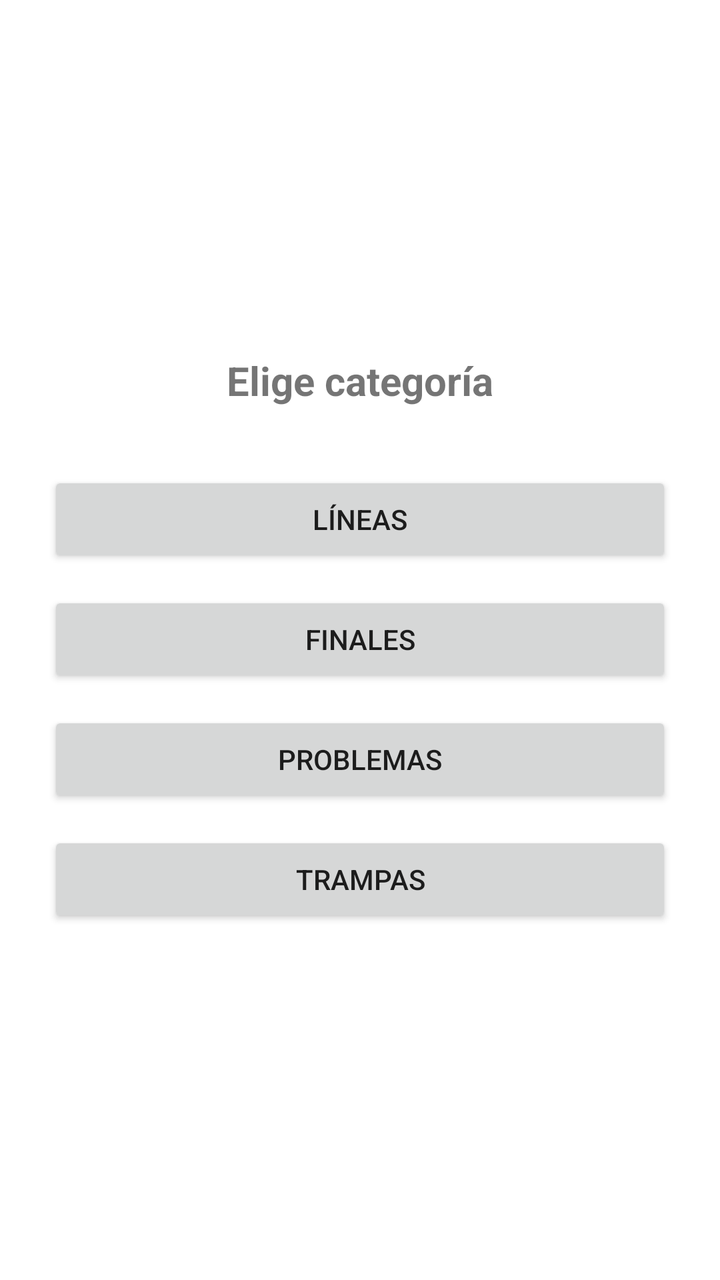
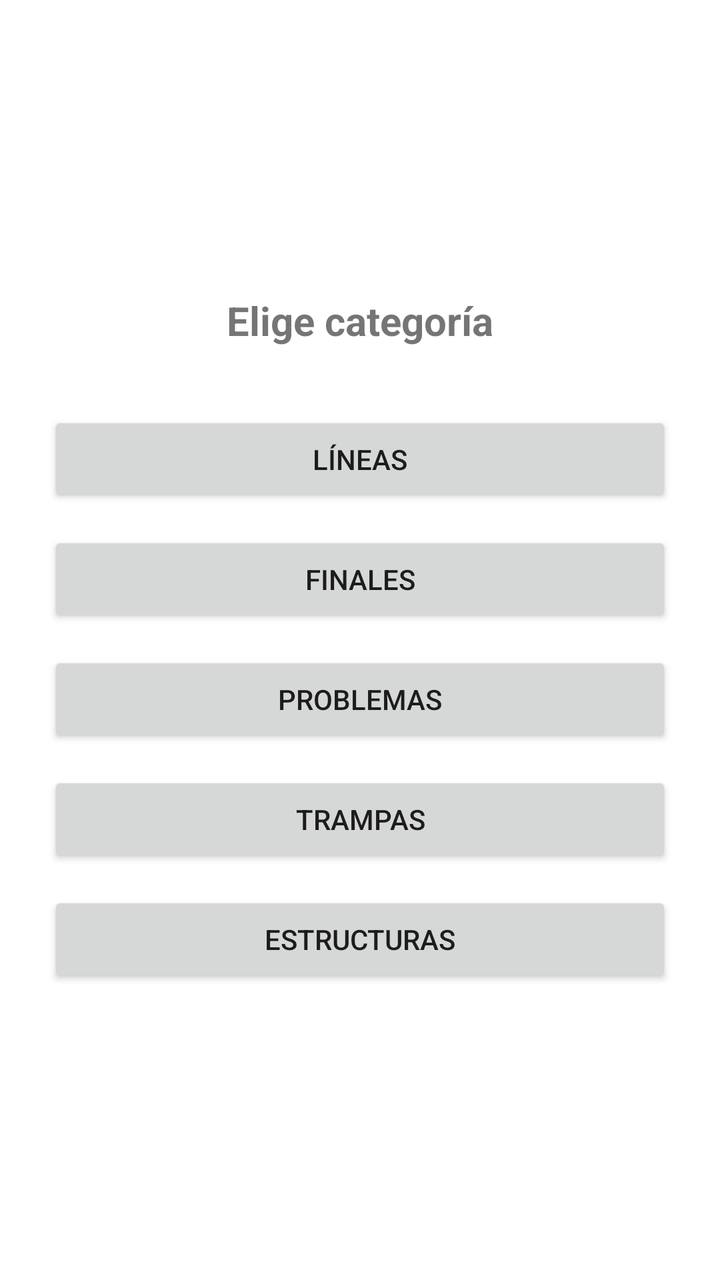

An Android layout rendered at two revisions. The XML below is the earlier revision; the diff shows what the commit changed to produce the second picture.
<!-- AndroidManifest.xml: application theme Theme.AperturasAjedrez -->
<!-- res/layout/activity_category_selector.xml -->
<androidx.constraintlayout.widget.ConstraintLayout xmlns:android="http://schemas.android.com/apk/res/android"
    xmlns:app="http://schemas.android.com/apk/res-auto"
    android:layout_width="match_parent"
    android:layout_height="match_parent"
    android:padding="24dp">

    <TextView
        android:id="@+id/categoryTitle"
        android:layout_width="wrap_content"
        android:layout_height="wrap_content"
        android:text="@string/category_title"
        android:textSize="20sp"
        android:textStyle="bold"
        app:layout_constraintTop_toTopOf="parent"
        app:layout_constraintStart_toStartOf="parent"
        app:layout_constraintEnd_toEndOf="parent"
        app:layout_constraintBottom_toTopOf="@id/categoryLinesButton"
        app:layout_constraintVertical_chainStyle="packed" />

    <Button
        android:id="@+id/categoryLinesButton"
        android:layout_width="0dp"
        android:layout_height="wrap_content"
        android:text="@string/category_lines"
        app:layout_constraintTop_toBottomOf="@id/categoryTitle"
        app:layout_constraintBottom_toTopOf="@id/categoryEndgamesButton"
        app:layout_constraintStart_toStartOf="parent"
        app:layout_constraintEnd_toEndOf="parent"
        android:layout_marginTop="32dp" />

    <Button
        android:id="@+id/categoryEndgamesButton"
        android:layout_width="0dp"
        android:layout_height="wrap_content"
        android:text="@string/category_endgames"
        app:layout_constraintTop_toBottomOf="@id/categoryLinesButton"
        app:layout_constraintBottom_toTopOf="@id/categoryProblemsButton"
        app:layout_constraintStart_toStartOf="parent"
        app:layout_constraintEnd_toEndOf="parent"
        android:layout_marginTop="12dp" />

    <Button
        android:id="@+id/categoryProblemsButton"
        android:layout_width="0dp"
        android:layout_height="wrap_content"
        android:text="@string/category_problems"
        app:layout_constraintTop_toBottomOf="@id/categoryEndgamesButton"
        app:layout_constraintBottom_toTopOf="@id/categoryTrampasButton"
        app:layout_constraintStart_toStartOf="parent"
        app:layout_constraintEnd_toEndOf="parent"
        android:layout_marginTop="12dp" />

    <Button
        android:id="@+id/categoryTrampasButton"
        android:layout_width="0dp"
        android:layout_height="wrap_content"
        android:text="@string/category_trampas"
        app:layout_constraintTop_toBottomOf="@id/categoryProblemsButton"
        app:layout_constraintBottom_toBottomOf="parent"
        app:layout_constraintStart_toStartOf="parent"
        app:layout_constraintEnd_toEndOf="parent"
        android:layout_marginTop="12dp" />

</androidx.constraintlayout.widget.ConstraintLayout>
<!-- resources referenced by this layout -->
<resources>
  <string name="category_endgames">Finales</string>
  <string name="category_lines">Líneas</string>
  <string name="category_problems">Problemas</string>
  <string name="category_title">Elige categoría</string>
  <string name="category_trampas">Trampas</string>
  <style name="Theme.AperturasAjedrez" parent="Theme.MaterialComponents.DayNight.NoActionBar" />
</resources>

<!-- the commit's change to res/layout/activity_category_selector.xml (unified diff, before → after) -->
@@ -56,6 +56,17 @@
         android:layout_height="wrap_content"
         android:text="@string/category_trampas"
         app:layout_constraintTop_toBottomOf="@id/categoryProblemsButton"
+        app:layout_constraintBottom_toTopOf="@id/categoryEstructurasButton"
+        app:layout_constraintStart_toStartOf="parent"
+        app:layout_constraintEnd_toEndOf="parent"
+        android:layout_marginTop="12dp" />
+
+    <Button
+        android:id="@+id/categoryEstructurasButton"
+        android:layout_width="0dp"
+        android:layout_height="wrap_content"
+        android:text="@string/category_estructuras"
+        app:layout_constraintTop_toBottomOf="@id/categoryTrampasButton"
         app:layout_constraintBottom_toBottomOf="parent"
         app:layout_constraintStart_toStartOf="parent"
         app:layout_constraintEnd_toEndOf="parent"
<!-- resource entries referenced after the edit -->
@@ -1,6 +1,7 @@
 <!-- resources referenced by this layout -->
 <resources>
   <string name="category_endgames">Finales</string>
+  <string name="category_estructuras">Estructuras</string>
   <string name="category_lines">Líneas</string>
   <string name="category_problems">Problemas</string>
   <string name="category_title">Elige categoría</string>
